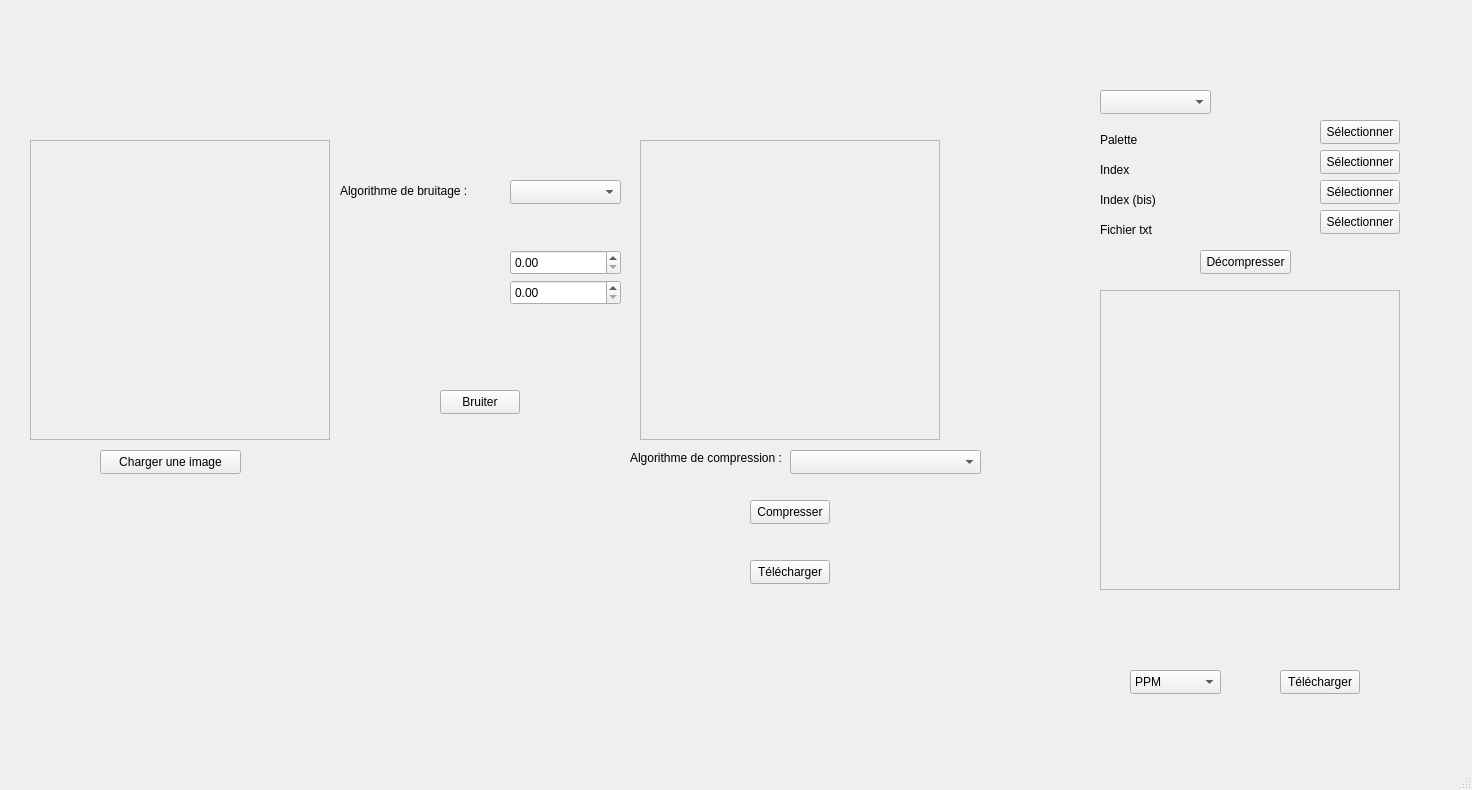
Above: QT/mainwindow.ui from LeaSerrano/M2-IMAGINE-ProjetImage before the change. Below: the same form after it.
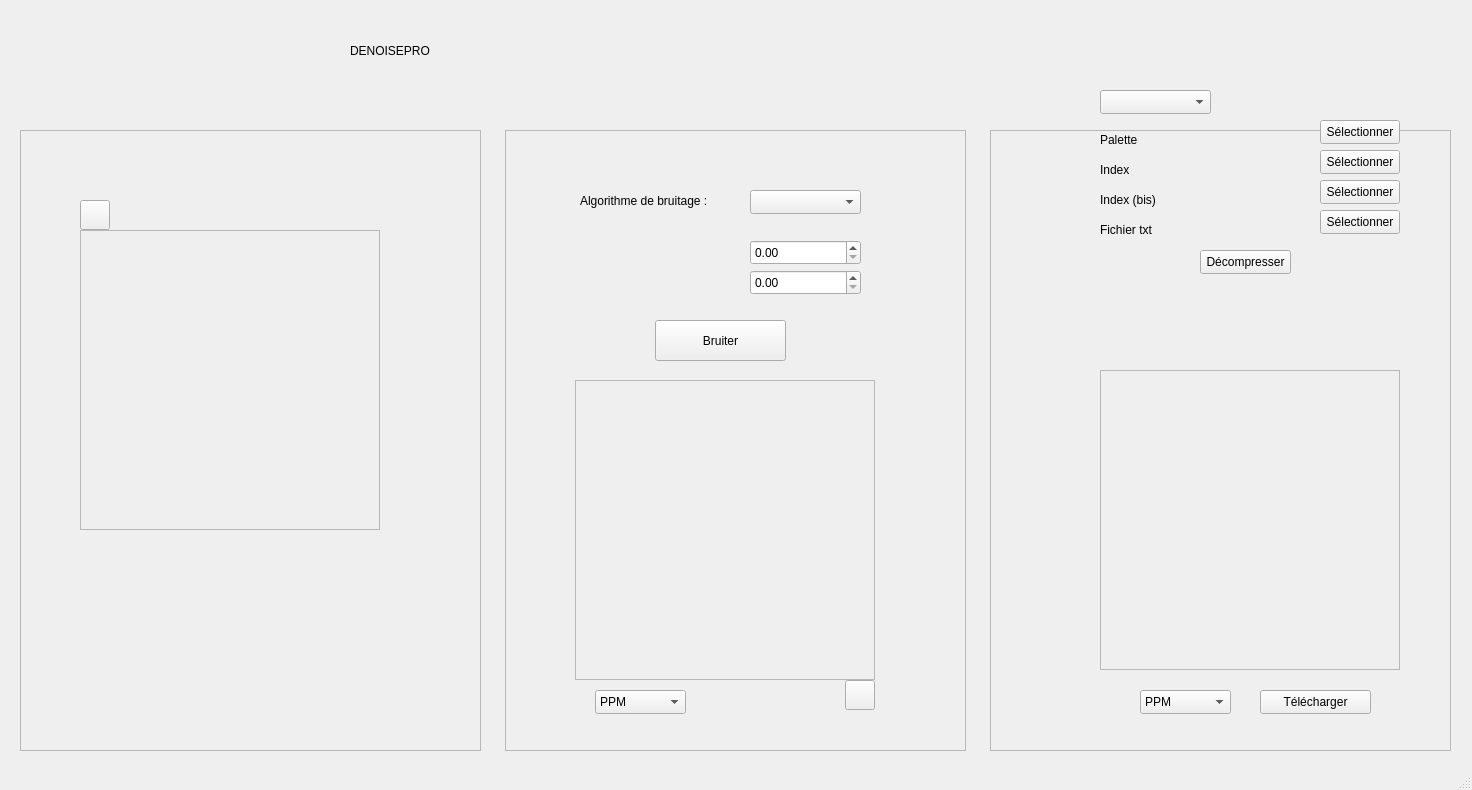
That is the form after the change.

Patch:
```diff
--- a/QT/mainwindow.ui
+++ b/QT/mainwindow.ui
@@ -17,22 +17,9 @@
    <widget class="QPushButton" name="load_button">
     <property name="geometry">
      <rect>
-      <x>100</x>
-      <y>450</y>
-      <width>141</width>
-      <height>24</height>
-     </rect>
-    </property>
-    <property name="text">
-     <string>Charger une image</string>
-    </property>
-   </widget>
-   <widget class="QPushButton" name="download_button">
-    <property name="geometry">
-     <rect>
-      <x>1280</x>
-      <y>670</y>
-      <width>80</width>
+      <x>1260</x>
+      <y>690</y>
+      <width>111</width>
       <height>24</height>
      </rect>
     </property>
@@ -43,8 +30,8 @@
    <widget class="QComboBox" name="select_algo">
     <property name="geometry">
      <rect>
-      <x>510</x>
-      <y>180</y>
+      <x>750</x>
+      <y>190</y>
       <width>111</width>
       <height>24</height>
      </rect>
@@ -86,8 +73,8 @@
     </property>
     <property name="geometry">
      <rect>
-      <x>510</x>
-      <y>280</y>
+      <x>750</x>
+      <y>270</y>
       <width>111</width>
       <height>25</height>
      </rect>
@@ -96,149 +83,11 @@
      <double>0.500000000000000</double>
     </property>
    </widget>
-   <widget class="QFrame" name="start_frame">
-    <property name="geometry">
-     <rect>
-      <x>30</x>
-      <y>140</y>
-      <width>300</width>
-      <height>300</height>
-     </rect>
-    </property>
-    <property name="frameShape">
-     <enum>QFrame::StyledPanel</enum>
-    </property>
-    <property name="frameShadow">
-     <enum>QFrame::Raised</enum>
-    </property>
-    <widget class="QLabel" name="start_label">
-     <property name="geometry">
-      <rect>
-       <x>0</x>
-       <y>0</y>
-       <width>300</width>
-       <height>300</height>
-      </rect>
-     </property>
-     <property name="text">
-      <string/>
-     </property>
-    </widget>
-    <widget class="QWidget" name="fond_image_1" native="true">
-     <property name="geometry">
-      <rect>
-       <x>-10</x>
-       <y>-10</y>
-       <width>321</width>
-       <height>321</height>
-      </rect>
-     </property>
-    </widget>
-    <zorder>fond_image_1</zorder>
-    <zorder>start_label</zorder>
-   </widget>
-   <widget class="QPushButton" name="submit_button">
-    <property name="geometry">
-     <rect>
-      <x>440</x>
-      <y>390</y>
-      <width>80</width>
-      <height>24</height>
-     </rect>
-    </property>
-    <property name="text">
-     <string>Bruiter</string>
-    </property>
-   </widget>
-   <widget class="QFrame" name="seg_frame">
-    <property name="geometry">
-     <rect>
-      <x>640</x>
-      <y>140</y>
-      <width>300</width>
-      <height>300</height>
-     </rect>
-    </property>
-    <property name="frameShape">
-     <enum>QFrame::StyledPanel</enum>
-    </property>
-    <property name="frameShadow">
-     <enum>QFrame::Raised</enum>
-    </property>
-    <widget class="QLabel" name="seg_label">
-     <property name="geometry">
-      <rect>
-       <x>0</x>
-       <y>0</y>
-       <width>300</width>
-       <height>300</height>
-      </rect>
-     </property>
-     <property name="text">
-      <string/>
-     </property>
-    </widget>
-    <widget class="QWidget" name="fond_image_2" native="true">
-     <property name="geometry">
-      <rect>
-       <x>-10</x>
-       <y>-10</y>
-       <width>321</width>
-       <height>321</height>
-      </rect>
-     </property>
-    </widget>
-    <zorder>fond_image_2</zorder>
-    <zorder>seg_label</zorder>
-   </widget>
-   <widget class="QComboBox" name="select_comp">
-    <property name="geometry">
-     <rect>
-      <x>790</x>
-      <y>450</y>
-      <width>191</width>
-      <height>24</height>
-     </rect>
-    </property>
-    <item>
-     <property name="text">
-      <string/>
-     </property>
-    </item>
-    <item>
-     <property name="text">
-      <string>Palette couleur (256)</string>
-     </property>
-    </item>
-    <item>
-     <property name="text">
-      <string>Palette couleur (65536)</string>
-     </property>
-    </item>
-    <item>
-     <property name="text">
-      <string>Fichier texte</string>
-     </property>
-    </item>
-   </widget>
-   <widget class="QPushButton" name="compress_button">
-    <property name="geometry">
-     <rect>
-      <x>750</x>
-      <y>500</y>
-      <width>80</width>
-      <height>24</height>
-     </rect>
-    </property>
-    <property name="text">
-     <string>Compresser</string>
-    </property>
-   </widget>
    <widget class="QFrame" name="decomp_frame">
     <property name="geometry">
      <rect>
       <x>1100</x>
-      <y>290</y>
+      <y>370</y>
       <width>300</width>
       <height>300</height>
      </rect>
@@ -305,58 +154,6 @@
      </property>
     </item>
    </widget>
-   <widget class="QLabel" name="pal_path">
-    <property name="geometry">
-     <rect>
-      <x>1180</x>
-      <y>130</y>
-      <width>91</width>
-      <height>20</height>
-     </rect>
-    </property>
-    <property name="text">
-     <string/>
-    </property>
-   </widget>
-   <widget class="QLabel" name="index_path">
-    <property name="geometry">
-     <rect>
-      <x>1180</x>
-      <y>160</y>
-      <width>91</width>
-      <height>20</height>
-     </rect>
-    </property>
-    <property name="text">
-     <string/>
-    </property>
-   </widget>
-   <widget class="QLabel" name="text_path">
-    <property name="geometry">
-     <rect>
-      <x>1180</x>
-      <y>220</y>
-      <width>91</width>
-      <height>20</height>
-     </rect>
-    </property>
-    <property name="text">
-     <string/>
-    </property>
-   </widget>
-   <widget class="QLabel" name="indexbis_path">
-    <property name="geometry">
-     <rect>
-      <x>1180</x>
-      <y>190</y>
-      <width>91</width>
-      <height>20</height>
-     </rect>
-    </property>
-    <property name="text">
-     <string/>
-    </property>
-   </widget>
    <widget class="QPushButton" name="select_pal">
     <property name="geometry">
      <rect>
@@ -474,24 +271,11 @@
      <string>Décompresser</string>
     </property>
    </widget>
-   <widget class="QLabel" name="label">
-    <property name="geometry">
-     <rect>
-      <x>630</x>
-      <y>450</y>
-      <width>161</width>
-      <height>16</height>
-     </rect>
-    </property>
-    <property name="text">
-     <string>Algorithme de compression :</string>
-    </property>
-   </widget>
    <widget class="QLabel" name="label_2">
     <property name="geometry">
      <rect>
-      <x>340</x>
-      <y>160</y>
+      <x>580</x>
+      <y>170</y>
       <width>161</width>
       <height>61</height>
      </rect>
@@ -506,10 +290,10 @@
     </property>
     <property name="geometry">
      <rect>
-      <x>420</x>
-      <y>250</y>
-      <width>71</width>
-      <height>20</height>
+      <x>650</x>
+      <y>240</y>
+      <width>81</width>
+      <height>25</height>
      </rect>
     </property>
     <property name="text">
@@ -522,10 +306,10 @@
     </property>
     <property name="geometry">
      <rect>
-      <x>420</x>
-      <y>280</y>
-      <width>71</width>
-      <height>20</height>
+      <x>650</x>
+      <y>270</y>
+      <width>81</width>
+      <height>25</height>
      </rect>
     </property>
     <property name="text">
@@ -536,13 +320,13 @@
     <property name="geometry">
      <rect>
       <x>350</x>
-      <y>0</y>
+      <y>10</y>
       <width>831</width>
       <height>81</height>
      </rect>
     </property>
     <property name="text">
-     <string/>
+     <string>DENOISEPRO</string>
     </property>
    </widget>
    <widget class="QLabel" name="PSNR_label">
@@ -561,24 +345,11 @@
      <set>Qt::AlignCenter</set>
     </property>
    </widget>
-   <widget class="QLabel" name="taux_label">
+   <widget class="QComboBox" name="select_format2">
     <property name="geometry">
      <rect>
-      <x>638</x>
-      <y>530</y>
-      <width>301</width>
-      <height>20</height>
-     </rect>
-    </property>
-    <property name="text">
-     <string/>
-    </property>
-   </widget>
-   <widget class="QComboBox" name="select_format">
-    <property name="geometry">
-     <rect>
-      <x>1130</x>
-      <y>670</y>
+      <x>1140</x>
+      <y>690</y>
       <width>91</width>
       <height>24</height>
      </rect>
@@ -599,27 +370,14 @@
      </property>
     </item>
    </widget>
-   <widget class="QPushButton" name="download_comp_button">
-    <property name="geometry">
-     <rect>
-      <x>750</x>
-      <y>560</y>
-      <width>80</width>
-      <height>24</height>
-     </rect>
-    </property>
-    <property name="text">
-     <string>Télécharger</string>
-    </property>
-   </widget>
    <widget class="QDoubleSpinBox" name="select_1_bruit">
     <property name="enabled">
      <bool>true</bool>
     </property>
     <property name="geometry">
      <rect>
-      <x>510</x>
-      <y>250</y>
+      <x>750</x>
+      <y>240</y>
       <width>111</width>
       <height>25</height>
      </rect>
@@ -628,6 +386,227 @@
      <double>0.500000000000000</double>
     </property>
    </widget>
+   <widget class="QFrame" name="frame_1">
+    <property name="geometry">
+     <rect>
+      <x>20</x>
+      <y>130</y>
+      <width>461</width>
+      <height>621</height>
+     </rect>
+    </property>
+    <property name="frameShape">
+     <enum>QFrame::StyledPanel</enum>
+    </property>
+    <property name="frameShadow">
+     <enum>QFrame::Raised</enum>
+    </property>
+    <widget class="QFrame" name="start_frame">
+     <property name="geometry">
+      <rect>
+       <x>60</x>
+       <y>100</y>
+       <width>300</width>
+       <height>300</height>
+      </rect>
+     </property>
+     <property name="frameShape">
+      <enum>QFrame::StyledPanel</enum>
+     </property>
+     <property name="frameShadow">
+      <enum>QFrame::Raised</enum>
+     </property>
+     <widget class="QLabel" name="start_label">
+      <property name="geometry">
+       <rect>
+        <x>0</x>
+        <y>0</y>
+        <width>300</width>
+        <height>300</height>
+       </rect>
+      </property>
+      <property name="text">
+       <string/>
+      </property>
+     </widget>
+     <widget class="QWidget" name="fond_image_1" native="true">
+      <property name="geometry">
+       <rect>
+        <x>-10</x>
+        <y>-10</y>
+        <width>321</width>
+        <height>321</height>
+       </rect>
+      </property>
+     </widget>
+     <zorder>fond_image_1</zorder>
+     <zorder>start_label</zorder>
+    </widget>
+    <widget class="QPushButton" name="upload_button">
+     <property name="geometry">
+      <rect>
+       <x>60</x>
+       <y>70</y>
+       <width>30</width>
+       <height>30</height>
+      </rect>
+     </property>
+     <property name="text">
+      <string/>
+     </property>
+    </widget>
+   </widget>
+   <widget class="QFrame" name="frame_2">
+    <property name="geometry">
+     <rect>
+      <x>505</x>
+      <y>130</y>
+      <width>461</width>
+      <height>621</height>
+     </rect>
+    </property>
+    <property name="frameShape">
+     <enum>QFrame::StyledPanel</enum>
+    </property>
+    <property name="frameShadow">
+     <enum>QFrame::Raised</enum>
+    </property>
+    <widget class="QPushButton" name="submit_button">
+     <property name="geometry">
+      <rect>
+       <x>150</x>
+       <y>190</y>
+       <width>131</width>
+       <height>41</height>
+      </rect>
+     </property>
+     <property name="text">
+      <string>Bruiter</string>
+     </property>
+    </widget>
+    <widget class="QFrame" name="seg_frame">
+     <property name="geometry">
+      <rect>
+       <x>70</x>
+       <y>250</y>
+       <width>300</width>
+       <height>300</height>
+      </rect>
+     </property>
+     <property name="frameShape">
+      <enum>QFrame::StyledPanel</enum>
+     </property>
+     <property name="frameShadow">
+      <enum>QFrame::Raised</enum>
+     </property>
+     <widget class="QLabel" name="seg_label">
+      <property name="geometry">
+       <rect>
+        <x>0</x>
+        <y>0</y>
+        <width>300</width>
+        <height>300</height>
+       </rect>
+      </property>
+      <property name="text">
+       <string/>
+      </property>
+     </widget>
+     <widget class="QWidget" name="fond_image_2" native="true">
+      <property name="geometry">
+       <rect>
+        <x>-10</x>
+        <y>-10</y>
+        <width>321</width>
+        <height>321</height>
+       </rect>
+      </property>
+     </widget>
+     <zorder>fond_image_2</zorder>
+     <zorder>seg_label</zorder>
+    </widget>
+    <widget class="QPushButton" name="download_button_1">
+     <property name="geometry">
+      <rect>
+       <x>340</x>
+       <y>550</y>
+       <width>30</width>
+       <height>30</height>
+      </rect>
+     </property>
+     <property name="text">
+      <string/>
+     </property>
+    </widget>
+    <widget class="QComboBox" name="select_format1">
+     <property name="enabled">
+      <bool>true</bool>
+     </property>
+     <property name="geometry">
+      <rect>
+       <x>90</x>
+       <y>560</y>
+       <width>91</width>
+       <height>24</height>
+      </rect>
+     </property>
+     <item>
+      <property name="text">
+       <string>PPM</string>
+      </property>
+     </item>
+     <item>
+      <property name="text">
+       <string>PNG</string>
+      </property>
+     </item>
+     <item>
+      <property name="text">
+       <string>JPG</string>
+      </property>
+     </item>
+    </widget>
+   </widget>
+   <widget class="QFrame" name="frame_3">
+    <property name="geometry">
+     <rect>
+      <x>990</x>
+      <y>130</y>
+      <width>461</width>
+      <height>621</height>
+     </rect>
+    </property>
+    <property name="frameShape">
+     <enum>QFrame::StyledPanel</enum>
+    </property>
+    <property name="frameShadow">
+     <enum>QFrame::Raised</enum>
+    </property>
+   </widget>
+   <zorder>logoLabel</zorder>
+   <zorder>PSNR_label</zorder>
+   <zorder>frame_1</zorder>
+   <zorder>frame_2</zorder>
+   <zorder>frame_3</zorder>
+   <zorder>label_1_bruit</zorder>
+   <zorder>select_algo</zorder>
+   <zorder>label_2_bruit</zorder>
+   <zorder>select_1_bruit</zorder>
+   <zorder>select_2_bruit</zorder>
+   <zorder>label_2</zorder>
+   <zorder>label_5</zorder>
+   <zorder>select_index</zorder>
+   <zorder>label_8</zorder>
+   <zorder>decomp_frame</zorder>
+   <zorder>select_txt</zorder>
+   <zorder>select_pal</zorder>
+   <zorder>select_comp_2</zorder>
+   <zorder>label_7</zorder>
+   <zorder>download_button_2</zorder>
+   <zorder>select_format2</zorder>
+   <zorder>decomp_button</zorder>
+   <zorder>select_indexbis</zorder>
+   <zorder>label_6</zorder>
   </widget>
   <widget class="QMenuBar" name="menubar">
    <property name="geometry">
```
Left out of the diff: 2 changed lines with no effect on the pictures.
